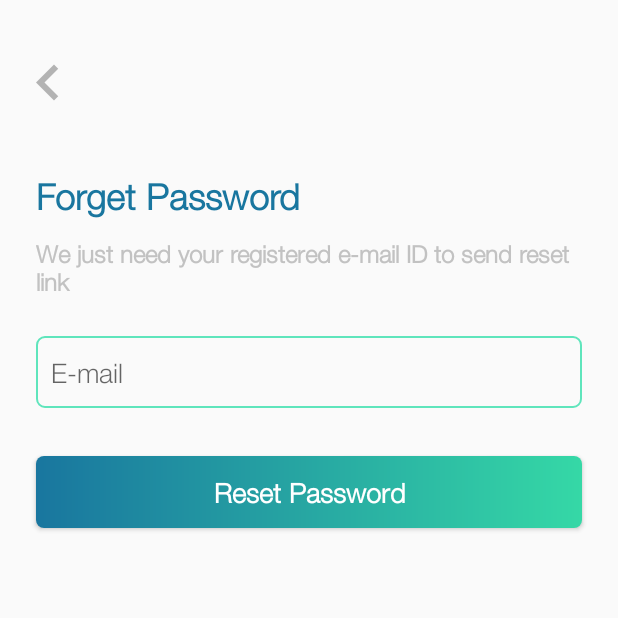
After one commit to bhardwajAbhi/Doctriod-Client-App, an Android app: the ForgetPassActivity screen opened directly, with no data from a screen before it, on a phone screen of 412 x 824 dp, the top half of it. The commit adds this screen. Run offline under Robolectric (Android 15) with nearby library versions, the phone set to English and light mode, and no system bars; our stand-ins replace Firebase (no records; nobody signed in at launch, a user with empty details on screens opened directly).

Commit message:
completed login and forget password activity

```diff
--- a/app/src/main/AndroidManifest.xml
+++ b/app/src/main/AndroidManifest.xml
@@ -11,6 +11,8 @@
     android:roundIcon="@mipmap/ic_launcher_round"
     android:supportsRtl="true"
     android:theme="@style/AppTheme">
+    <activity android:name=".startup.ForgetPassActivity">
+    </activity>
     <activity android:name=".startup.SignUpActivity">
     </activity>
     <activity
--- /dev/null
+++ b/app/src/main/java/apps/abhibhardwaj/com/doctriod/patient/startup/ForgetPassActivity.java
@@ -0,0 +1,108 @@
+
+package apps.abhibhardwaj.com.doctriod.patient.startup;
+
+import android.app.ProgressDialog;
+import android.content.Intent;
+import android.support.annotation.NonNull;
+import android.support.design.widget.Snackbar;
+import android.support.v7.app.AppCompatActivity;
+import android.os.Bundle;
+import android.view.View;
+import android.view.View.OnClickListener;
+import android.widget.Button;
+import android.widget.EditText;
+import android.widget.ImageView;
+import apps.abhibhardwaj.com.doctriod.patient.R;
+import com.google.android.gms.tasks.OnCompleteListener;
+import com.google.android.gms.tasks.OnFailureListener;
+import com.google.android.gms.tasks.Task;
+import com.google.firebase.auth.FirebaseAuth;
+import com.google.firebase.auth.FirebaseUser;
+
+public class ForgetPassActivity extends AppCompatActivity implements OnClickListener {
+
+  private ImageView btnBack;
+  private EditText edtEmail;
+  private Button btnReset;
+
+  FirebaseAuth auth;
+
+  ProgressDialog dialog;
+
+
+  @Override
+  protected void onCreate(Bundle savedInstanceState) {
+    super.onCreate(savedInstanceState);
+    setContentView(R.layout.activity_forget_pass);
+
+    auth = FirebaseAuth.getInstance();
+
+    btnBack = findViewById(R.id.frgtpass_iv_back);
+    edtEmail = findViewById(R.id.frgtpass_edt_mail);
+    btnReset = findViewById(R.id.frgtpass_btn_reset);
+    dialog = new ProgressDialog(this);
+
+
+    btnReset.setOnClickListener(this);
+    btnBack.setOnClickListener(this);
+
+  }
+
+  @Override
+  public void onClick(View v) {
+
+    switch (v.getId())
+    {
+      case R.id.frgtpass_btn_reset:
+      {
+        resetPassword();
+        break;
+      }
+
+      case R.id.frgtpass_iv_back:
+      {
+        goBack();
+        break;
+      }
+
+    }
+
+  }
+
+  private void goBack() {
+    startActivity(new Intent(ForgetPassActivity.this, LoginActivity.class));
+    finish();
+  }
+
+  private void resetPassword() {
+    final String email = edtEmail.getText().toString().trim();
+
+    if(!android.util.Patterns.EMAIL_ADDRESS.matcher(email).matches())
+    {
+      edtEmail.setError("Invalid E-mail");
+      return;
+    }
+
+    dialog.setMessage("Sending Email...");
+    dialog.show();
+
+    auth.sendPasswordResetEmail(email).addOnCompleteListener(ForgetPassActivity.this,
+        new OnCompleteListener<Void>() {
+          @Override
+          public void onComplete(@NonNull Task<Void> task) {
+            if(task.isSuccessful())
+            {
+              dialog.dismiss();
+              Snackbar.make(findViewById(android.R.id.content),  "Email sent successfully!", Snackbar.LENGTH_LONG).show();
+            }
+          }
+        }).addOnFailureListener(ForgetPassActivity.this, new OnFailureListener() {
+      @Override
+      public void onFailure(@NonNull Exception e) {
+        dialog.dismiss();
+        Snackbar.make(findViewById(android.R.id.content),  e.getMessage(), Snackbar.LENGTH_LONG).show();
+      }
+    });
+
+  }
+}
--- a/app/src/main/java/apps/abhibhardwaj/com/doctriod/patient/startup/IntroActivity.java
+++ b/app/src/main/java/apps/abhibhardwaj/com/doctriod/patient/startup/IntroActivity.java
@@ -13,6 +13,7 @@ import android.widget.LinearLayout;
 import android.widget.TextView;
 import apps.abhibhardwaj.com.doctriod.patient.HomeActivity;
 import apps.abhibhardwaj.com.doctriod.patient.R;
+import apps.abhibhardwaj.com.doctriod.patient.others.SharedPref;
 
 public class IntroActivity extends AppCompatActivity implements OnClickListener, OnPageChangeListener {
 
@@ -144,7 +145,10 @@ public class IntroActivity extends AppCompatActivity implements OnClickListener,
       }
       case R.id.btn_start:
       {
-        startActivity(new Intent(IntroActivity.this, HomeActivity.class));
+        SharedPref pref = new SharedPref(IntroActivity.this);
+        pref.setAppLaunchedFirstTime(false);
+
+        startActivity(new Intent(IntroActivity.this, LoginActivity.class));
         finish();
         break;
       }
--- /dev/null
+++ b/app/src/main/res/layout/activity_forget_pass.xml
@@ -0,0 +1,81 @@
+<?xml version="1.0" encoding="utf-8"?>
+<LinearLayout
+  xmlns:android="http://schemas.android.com/apk/res/android"
+  xmlns:app="http://schemas.android.com/apk/res-auto"
+  xmlns:tools="http://schemas.android.com/tools"
+  android:layout_width="match_parent"
+  android:layout_height="match_parent"
+  android:orientation="vertical"
+  android:padding="8dp"
+  tools:context=".startup.ForgetPassActivity">
+
+  <ImageView
+    android:id="@+id/frgtpass_iv_back"
+    android:layout_width="wrap_content"
+    android:layout_height="wrap_content"
+    android:src="@drawable/ic_arrow_prev"
+    android:layout_marginTop="24dp"
+    android:layout_gravity="start"/>
+
+  <TextView
+    android:layout_width="wrap_content"
+    android:layout_height="wrap_content"
+    android:layout_marginStart="@dimen/margin_start"
+    android:layout_marginEnd="@dimen/margin_end"
+    android:layout_marginTop="32dp"
+    android:text="Forget Password"
+    android:textColor="@color/colorBlue"
+    android:fontFamily="@font/helvetica"
+    android:textSize="24sp"
+    android:textStyle="bold"
+    android:layout_gravity="start"/>
+
+  <TextView
+    android:layout_width="wrap_content"
+    android:layout_height="wrap_content"
+    android:layout_marginStart="@dimen/margin_start"
+    android:layout_marginEnd="@dimen/margin_end"
+    android:layout_marginTop="8dp"
+    android:text="@string/forget_pass"
+    android:textColor="@color/colorDarkGrey"
+    android:fontFamily="@font/helvetica"
+    android:textSize="16sp"
+    android:textStyle="bold"
+    android:layout_gravity="start"/>
+
+  <EditText
+    android:id="@+id/frgtpass_edt_mail"
+    android:layout_width="match_parent"
+    android:layout_height="wrap_content"
+    android:layout_marginStart="@dimen/margin_start"
+    android:layout_marginEnd="@dimen/margin_end"
+    android:layout_marginTop="24dp"
+    android:padding="10dp"
+    android:drawablePadding="8dp"
+    android:hint="E-mail"
+    android:fontFamily="@font/helvetica"
+    android:textColor="@color/colorBlue"
+    android:inputType="textEmailAddress"
+    android:singleLine="true"
+    android:background="@drawable/background_edit_text_selector"
+    />
+
+  <Button
+    android:id="@+id/frgtpass_btn_reset"
+    android:layout_width="match_parent"
+    android:layout_height="wrap_content"
+    android:layout_marginStart="@dimen/margin_start"
+    android:layout_marginEnd="@dimen/margin_end"
+    android:layout_marginTop="32dp"
+    android:background="@drawable/background_gradient_button"
+    android:elevation="8dp"
+    android:text="Reset Password"
+    android:textAllCaps="false"
+    android:textColor="@color/colorWhite"
+    android:fontFamily="@font/helvetica"
+    android:textSize="18sp"
+    android:textStyle="bold"
+    />
+
+
+</LinearLayout>
--- a/app/src/main/res/layout/activity_login.xml
+++ b/app/src/main/res/layout/activity_login.xml
@@ -69,7 +69,7 @@
     android:layout_width="wrap_content"
     android:layout_height="wrap_content"
     android:text="Forgot Password ?"
-    android:textColor="@color/colorGrey"
+    android:textColor="@color/colorDarkGrey"
     android:textStyle="bold"
     android:layout_gravity="end"
     android:layout_margin="16dp"/>
--- a/app/src/main/res/values/colors.xml
+++ b/app/src/main/res/values/colors.xml
@@ -8,6 +8,7 @@
   <color name="colorBlack">#3E3E3E</color>
   <color name="colorBlue">#19769F</color>
   <color name="colorGrey">#D5D5D5</color>
+  <color name="colorDarkGrey">#C2C2C2</color>
   <color name="colorGreen">#5FE5BC</color>
 
   <color name="colorGradientStart">#19769F</color>
--- a/app/src/main/res/values/strings.xml
+++ b/app/src/main/res/values/strings.xml
@@ -11,6 +11,7 @@
 
 
   <string name="tv_sign_up">Don\'t Have Account ?</string>
+  <string name="forget_pass">We just need your registered e-mail ID to send reset link</string>
 
 
 </resources>
```
Also changed, not shown: app/src/main/java/apps/abhibhardwaj/com/doctriod/patient/others/SharedPref.java (added, +39 -0 lines), app/src/main/java/apps/abhibhardwaj/com/doctriod/patient/others/Utils.java (added, +13 -0 lines), app/src/main/java/apps/abhibhardwaj/com/doctriod/patient/startup/LoginActivity.java (+117 -1 lines), app/src/main/java/apps/abhibhardwaj/com/doctriod/patient/startup/SplashActivity.java (+26 -2 lines).
